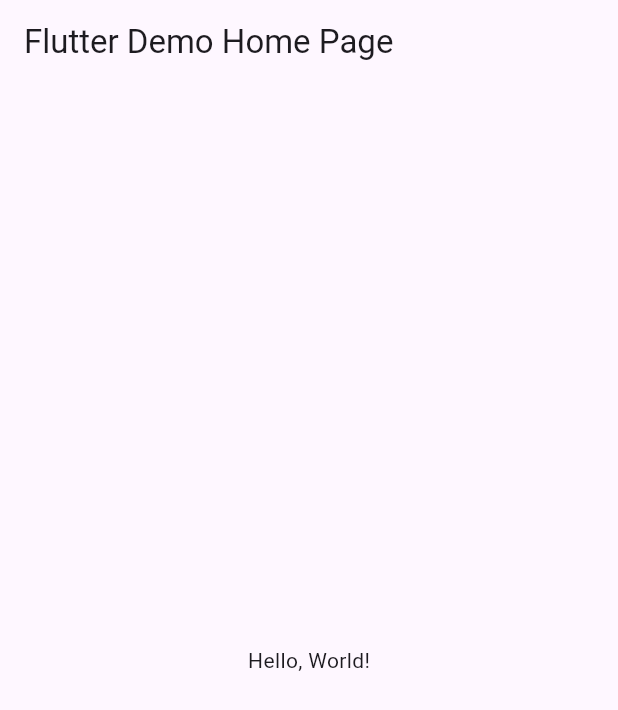
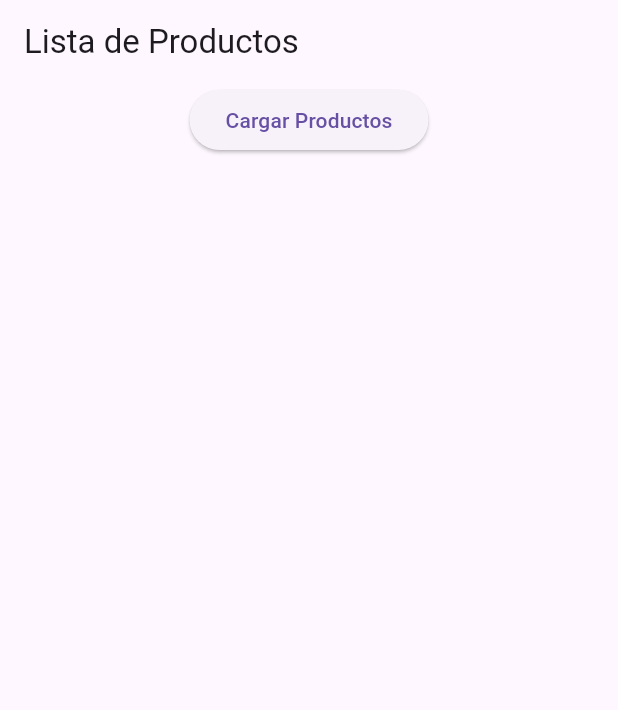
Before and after one commit to Leonardo190319/listar_productos, a Flutter app: the screen it shows after launch, on a phone screen of 412 x 824 dp. Shown: the top 710 px of the screen. Run offline on Flutter 3.47's test engine with Material 3 defaults, Android fonts, the phone set to English and light mode, and no system bars.

Commit message:
corrección

```diff
--- a/lib/main.dart
+++ b/lib/main.dart
@@ -1,42 +1,102 @@
 import 'package:flutter/material.dart';
+import 'package:http/http.dart' as http;
+import 'dart:convert';
 
-void main() => runApp(MyApp());
+void main() {
+  runApp(MyApp());
+}
 
 class MyApp extends StatelessWidget {
-  const MyApp({super.key});
-  // This widget is the root of your application.
   @override
   Widget build(BuildContext context) {
     return MaterialApp(
-      // Application name
-      title: 'Flutter Hello World',
-      // Application theme data, you can set the colors for the application as
-      // you want
+      debugShowCheckedModeBanner: false,
+      title: 'Lista de Productos',
       theme: ThemeData(
-        // useMaterial3: false,
         primarySwatch: Colors.blue,
       ),
-      // A widget which will be started on application startup
-      home: MyHomePage(title: 'Flutter Demo Home Page'),
+      home: ProductListScreen(),
     );
   }
 }
 
-class MyHomePage extends StatelessWidget {
-  final String title;
-  const MyHomePage({super.key, required this.title});
+class ProductListScreen extends StatefulWidget {
+  @override
+  _ProductListScreenState createState() => _ProductListScreenState();
+}
+
+class _ProductListScreenState extends State<ProductListScreen> {
+  List<dynamic> products = [];
+  bool isLoading = false;
+  String errorMessage = '';
+
+  // Función para obtener productos desde la API
+  Future<void> fetchProducts() async {
+    setState(() {
+      isLoading = true;
+      errorMessage = '';
+    });
+
+    try {
+      final response = await http.get(
+        Uri.parse('https://ictiendaback.somee.com/api/v1/store/product'),
+      );
+
+      if (response.statusCode == 200) {
+        setState(() {
+          products = json.decode(response.body);
+          isLoading = false;
+        });
+      } else {
+        setState(() {
+          errorMessage = 'Error al obtener productos (${response.statusCode})';
+          isLoading = false;
+        });
+      }
+    } catch (e) {
+      setState(() {
+        errorMessage = 'Error de conexión';
+        isLoading = false;
+      });
+    }
+  }
 
   @override
   Widget build(BuildContext context) {
     return Scaffold(
       appBar: AppBar(
-        // The title text which will be shown on the action bar
-        title: Text(title),
+        title: Text('Lista de Productos'),
       ),
-      body: Center(
-        child: Text(
-          'Hello, World!',
-        ),
+      body: Column(
+        children: [
+          ElevatedButton(
+            onPressed: fetchProducts,
+            child: Text('Cargar Productos'),
+          ),
+          if (isLoading) CircularProgressIndicator(),
+          if (errorMessage.isNotEmpty)
+            Padding(
+              padding: const EdgeInsets.all(8.0),
+              child: Text(
+                errorMessage,
+                style: TextStyle(color: Colors.red),
+              ),
+            ),
+          Expanded(
+            child: ListView.builder(
+              itemCount: products.length,
+              itemBuilder: (context, index) {
+                final product = products[index];
+                return Card(
+                  child: ListTile(
+                    title: Text(product['name']),
+                    subtitle: Text('Precio: \$${product['price']}'),
+                  ),
+                );
+              },
+            ),
+          ),
+        ],
       ),
     );
   }
--- a/pubspec.yaml
+++ b/pubspec.yaml
@@ -6,10 +6,13 @@ version: 1.0.0+1
 environment:
   sdk: ">=3.0.0 <4.0.0"
 
+
 dependencies:
   flutter:
     sdk: flutter
+  http: ^0.13.3
 
+#
 dev_dependencies:
   flutter_test:
     sdk: flutter
```
